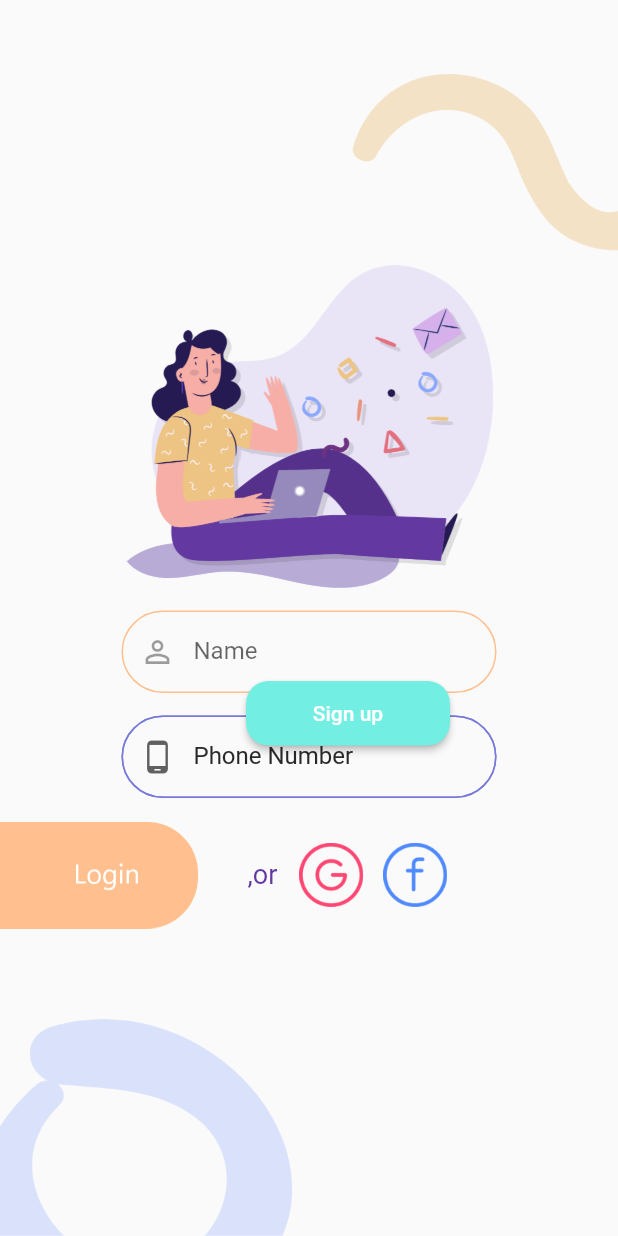
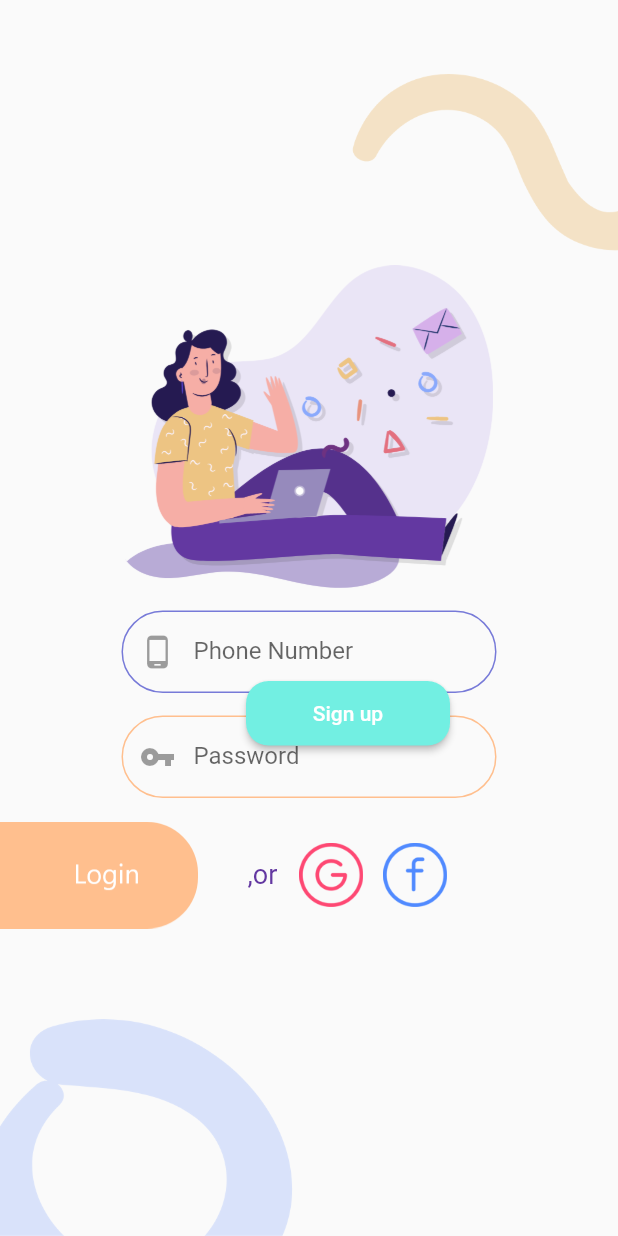
Before and after one commit to tipu0710/login_with_flutter, a Flutter app: the SignUpPage screen opened directly, on a phone screen of 412 x 824 dp. Run offline on Flutter 3.47's test engine with Material 2 defaults, Android fonts, the phone set to English and light mode, and no system bars.

Commit message:
Initial Design

```diff
--- a/lib/UI/LoginTextField.dart
+++ b/lib/UI/LoginTextField.dart
@@ -16,7 +16,7 @@ class _TextWidget extends State<TextController>{
     return Center(
       child: Container(
         child: TextFieldStyle().textWidget("Phone number",
-            constColors.loginBorderColor, Icon(Icons.phone_android)),
+            constColors.loginBorderColor, Icon(Icons.phone_android), TextInputType.phone),
         width: 250,
         height: 55,
         margin: EdgeInsets.only(top: 150),
--- a/lib/UI/SignUpTextField.dart
+++ b/lib/UI/SignUpTextField.dart
@@ -20,11 +20,11 @@ class _TextNameWidget extends State<SignUpTextController>{
   Widget build(BuildContext context) {
     return Center(
       child: Container(
-        child: TextFieldStyle().textWidget("Name",
-            constColors.signUpNameBorderColor, Icon(Icons.perm_identity)),
+        child: TextFieldStyle().textWidget("Password",
+            constColors.signUpNameBorderColor, Icon(Icons.vpn_key), TextInputType.text, obscureText: true),
         width: 250,
         height: 55,
-        margin: EdgeInsets.only(top: 45),
+        margin: EdgeInsets.only(top: 185),
       ),
     );
 
@@ -38,10 +38,10 @@ class _TextPhoneWidget extends State<SignUpTextController>{
     return Center(
       child: Container(
         child: TextFieldStyle().textWidget("Phone Number",
-            constColors.loginBorderColor, Icon(Icons.phone_android)),
+            constColors.loginBorderColor, Icon(Icons.phone_android), TextInputType.phone),
         width: 250,
         height: 55,
-        margin: EdgeInsets.only(top: 185),
+        margin: EdgeInsets.only(top: 45),
       ),
     );
   }
--- a/lib/UI/SignupUi.dart
+++ b/lib/UI/SignupUi.dart
@@ -38,19 +38,10 @@ class _SignUpState extends State<SignUpPage> {
             ),
           ),
 
-          //TextFields
-          SignUpTextController(true),
           //phone number
-          SignUpTextController(false),
-          Center(
-            child: Container(
-              child: TextFieldStyle().textWidget("Phone Number",
-                  constColors.loginBorderColor, Icon(Icons.phone_android)),
-              width: 250,
-              height: 55,
-              margin: EdgeInsets.only(top: 185),
-            ),
-          ),
+          new SignUpTextController(true),
+          //password
+          new SignUpTextController(false),
 
           //signup button
           Positioned(
@@ -77,9 +68,12 @@ class _SignUpState extends State<SignUpPage> {
             left: -40,
             height: 71,
             width: 172,
-            child: GestureDetector(onTap:() {
-              Navigator.pop(context);
-            },child: Image.asset("images/login.png")),
+            child: GestureDetector(
+              onTap: () {
+                Navigator.pop(context);
+              },
+              child: Image.asset("images/login.png"),
+            ),
           ),
 
           //,or text
--- a/lib/UI/WelcomePageUi.dart
+++ b/lib/UI/WelcomePageUi.dart
@@ -1,5 +1,6 @@
 import 'package:flutter/material.dart';
 import 'package:login_with_flutter/Utils/AllColor.dart' as constColors;
+import 'package:login_with_flutter/anim/ScaleTransition.dart';
 
 class WelcomePage extends StatelessWidget {
   @override
@@ -42,7 +43,9 @@ class WelcomePage extends StatelessWidget {
                 Container(
                   margin: EdgeInsets.only(top: 30),
                   child: RaisedButton(
-                    onPressed: () {},
+                    onPressed: () {
+                      Navigator.pop(context);
+                    },
                     color: Color(constColors.welcomeButtonColor),
                     child: Text(
                       "Logout",
--- a/lib/Utils/ConstantValues.dart
+++ b/lib/Utils/ConstantValues.dart
@@ -2,8 +2,9 @@ import 'package:flutter/cupertino.dart';
 import 'package:flutter/material.dart';
 
 class TextFieldStyle {
-  Widget textWidget(String hint, int borderColor, Icon icon) {
+  Widget textWidget(String hint, int borderColor, Icon icon, TextInputType type, {bool obscureText=false}) {
     return new TextFormField(
+      obscureText:true,
       decoration: InputDecoration(
         prefixIcon: IconButton(icon: icon, onPressed: null),
         hintText: hint,
@@ -20,7 +21,8 @@ class TextFieldStyle {
           borderSide: BorderSide(width: 1, color: Color(borderColor)),
         ),
       ),
-      style: new TextStyle(color: Color(borderColor)),
+      style: new TextStyle(color: Color(borderColor),),
+      keyboardType: type,
     );
   }
 }
--- a/lib/main.dart
+++ b/lib/main.dart
@@ -1,6 +1,5 @@
 import 'package:flutter/material.dart';
 import 'package:login_with_flutter/UI/LoginUi.dart';
-import 'package:login_with_flutter/UI/WelcomePageUi.dart';
 
 void main() => runApp(MyApp());
 
@@ -11,7 +10,7 @@ class MyApp extends StatelessWidget {
     return MaterialApp(
       title: 'Flutter Demo',
       debugShowCheckedModeBanner: false,
-      home: WelcomePage(),
+      home: LoginPage(),
     );
   }
 }
```
Also changed, not shown: lib/UI/LoginUi.dart (+6 -1 lines), lib/anim/ScaleTransition.dart (added, +31 -0 lines).
